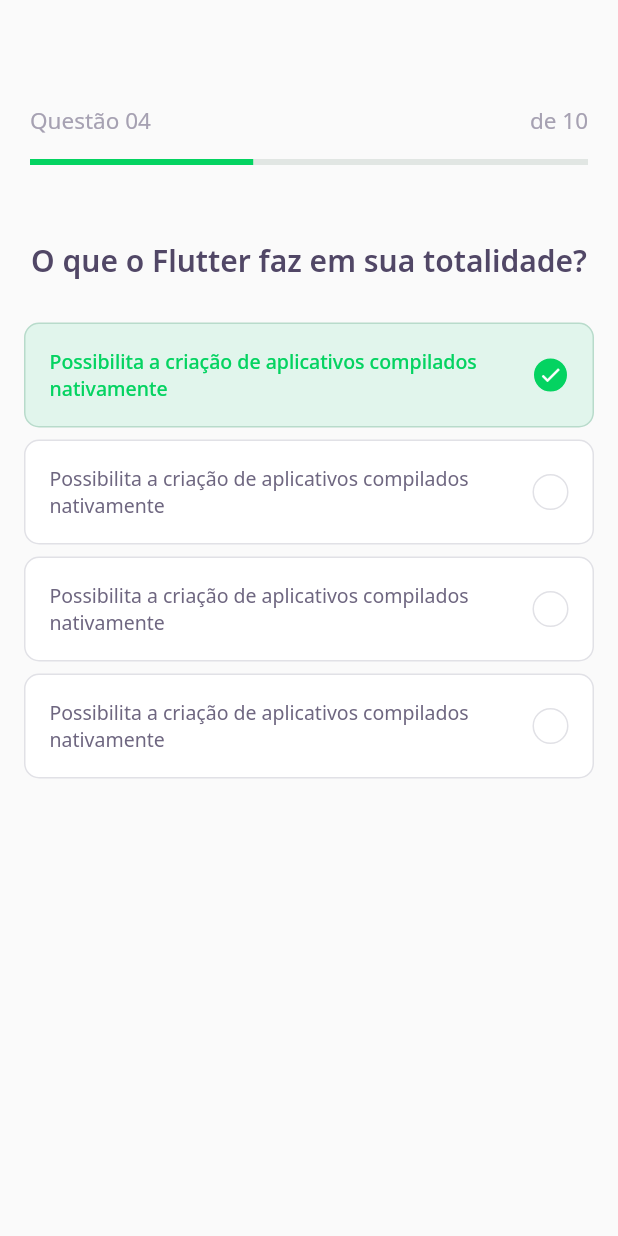
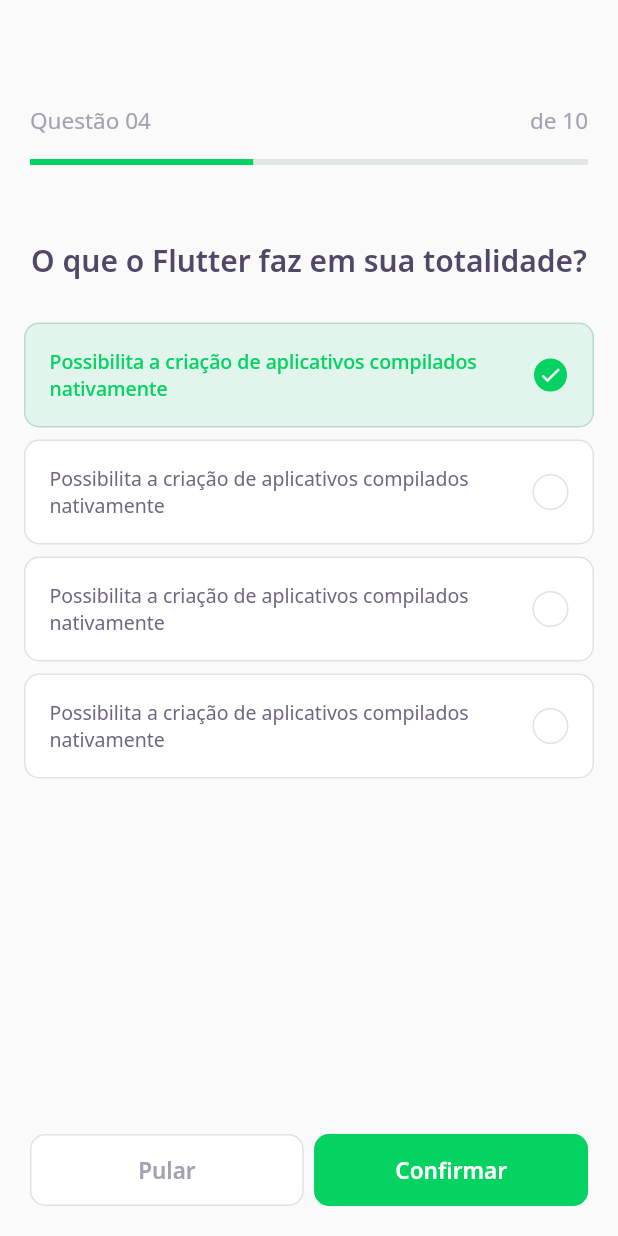
Before and after one commit to gustavoconchal/nlw5-dev-quiz, a Flutter app: the ChallengePage screen opened directly, on a phone screen of 412 x 824 dp. Run offline on Flutter 3.47's test engine with Material 2 defaults, Android fonts, the phone set to English and light mode, and no system bars; our stand-ins replace google_fonts; accounts and stored records are empty.

Commit message:
Adicionnado na página ChallengePage os botões 'Pular e 'Confirmar'. Adicionadas ações onTap na página SplashPage e nos quiz cards existentes na HomePage.

```diff
--- a/lib/challenge/challenge_page.dart
+++ b/lib/challenge/challenge_page.dart
@@ -1,3 +1,4 @@
+import 'package:dev_quiz/challenge/widgets/next_button/next_button_widget.dart';
 import 'package:dev_quiz/challenge/widgets/question_indicator_widget/question_indicator_widget.dart';
 import 'package:dev_quiz/challenge/widgets/quiz/quiz_widget.dart';
 import 'package:flutter/material.dart';
@@ -18,6 +19,27 @@ class _ChallengePageState extends State<ChallengePage> {
         child: SafeArea(top: true, child: QuestionIndicatorWidget()),
       ),
       body: QuizWidget(title: "O que o Flutter faz em sua totalidade?"),
+      bottomNavigationBar: SafeArea(
+        child: Padding(
+          padding: const EdgeInsets.only(left: 20, bottom: 20, right: 20),
+          child: Row(
+            mainAxisAlignment: MainAxisAlignment.spaceEvenly,
+            children: [
+              Expanded(
+                child: NextButtonWidget(
+                  confirm: false,
+                ),
+              ),
+              SizedBox(width: 7),
+              Expanded(
+                child: NextButtonWidget(
+                  confirm: true,
+                ),
+              ),
+            ],
+          ),
+        ),
+      ),
     );
   }
 }
--- /dev/null
+++ b/lib/challenge/widgets/next_button/next_button_widget.dart
@@ -0,0 +1,30 @@
+import 'package:dev_quiz/core/app_button_styles.dart';
+import 'package:dev_quiz/core/app_text_styles.dart';
+import 'package:flutter/material.dart';
+
+class NextButtonWidget extends StatelessWidget {
+  final bool confirm;
+
+  const NextButtonWidget({
+    Key? key,
+    required this.confirm,
+  }) : super(key: key);
+
+  @override
+  Widget build(BuildContext context) {
+    return Container(
+      height: 48,
+      child: TextButton(
+        style: confirm
+            ? AppButtonStyles.buttonConfirm
+            : AppButtonStyles.buttonSkip,
+        onPressed: () {},
+        child: Text(
+          confirm ? "Confirmar" : "Pular",
+          style:
+              confirm ? AppTextStyles.buttonConfirm : AppTextStyles.buttonSkip,
+        ),
+      ),
+    );
+  }
+}
--- /dev/null
+++ b/lib/core/app_button_styles.dart
@@ -0,0 +1,17 @@
+import 'package:flutter/material.dart';
+
+import 'app_colors.dart';
+
+class AppButtonStyles {
+  static final ButtonStyle buttonConfirm = ButtonStyle(
+      backgroundColor: MaterialStateProperty.all(AppColors.darkGreen),
+      shape: MaterialStateProperty.all(
+          RoundedRectangleBorder(borderRadius: BorderRadius.circular(10))),
+      side: MaterialStateProperty.all(BorderSide(color: AppColors.darkGreen)));
+
+  static final ButtonStyle buttonSkip = ButtonStyle(
+      backgroundColor: MaterialStateProperty.all(AppColors.white),
+      shape: MaterialStateProperty.all(
+          RoundedRectangleBorder(borderRadius: BorderRadius.circular(10))),
+      side: MaterialStateProperty.all(BorderSide(color: AppColors.border)));
+}
--- a/lib/core/app_text_styles.dart
+++ b/lib/core/app_text_styles.dart
@@ -91,9 +91,28 @@ class AppTextStyles {
     fontSize: 20,
     fontWeight: FontWeight.normal,
   );
+
+  static final TextStyle bodyWhite15 = GoogleFonts.notoSans(
+    color: AppColors.white,
+    fontSize: 15,
+    fontWeight: FontWeight.normal,
+  );
+
   static final TextStyle body11 = GoogleFonts.notoSans(
     color: AppColors.grey,
     fontSize: 11,
     fontWeight: FontWeight.normal,
   );
+
+  static final TextStyle buttonConfirm = GoogleFonts.notoSans(
+    color: AppColors.white,
+    fontSize: 15,
+    fontWeight: FontWeight.w600,
+  );
+
+  static final TextStyle buttonSkip = GoogleFonts.notoSans(
+    color: AppColors.lightGrey,
+    fontSize: 15,
+    fontWeight: FontWeight.w600,
+  );
 }
--- a/lib/core/app_widget.dart
+++ b/lib/core/app_widget.dart
@@ -1,5 +1,3 @@
-import 'package:dev_quiz/challenge/challenge_page.dart';
-import 'package:dev_quiz/home/home_page.dart';
 import 'package:dev_quiz/splash/splash_page.dart';
 import 'package:flutter/material.dart';
 
@@ -8,9 +6,7 @@ class AppWidget extends StatelessWidget {
   Widget build(BuildContext context) {
     return MaterialApp(
       title: "DevQuiz",
-      //home: SplashPage(),
-      home: HomePage(),
-      //home: ChallengePage(),
+      home: SplashPage(),
     );
   }
 }
--- a/lib/home/home_page.dart
+++ b/lib/home/home_page.dart
@@ -1,9 +1,9 @@
 import 'package:dev_quiz/core/app_colors.dart';
 import 'package:dev_quiz/home/home_controller.dart';
-import 'package:dev_quiz/home/home_state.dart';
 import 'package:dev_quiz/home/widgets/app_bar/app_bar_widget.dart';
 import 'package:dev_quiz/home/widgets/level_button_row/level_button_row_widget.dart';
 import 'package:dev_quiz/home/widgets/quiz_card_grid_view/quiz_card_grid_view_widget.dart';
+import 'package:dev_quiz/shared/enum_state.dart';
 import 'package:flutter/material.dart';
 
 class HomePage extends StatefulWidget {
@@ -28,7 +28,7 @@ class _HomePageState extends State<HomePage> {
 
   @override
   Widget build(BuildContext context) {
-    if (controller.state == HomeState.success) {
+    if (controller.state == EnumState.success) {
       return Scaffold(
         appBar: AppBarWidget(user: controller.user!),
         body: Padding(
--- a/lib/home/home_state.dart
+++ /dev/null
@@ -1 +0,0 @@
-enum HomeState { success, loading, error, empty }
--- /dev/null
+++ b/lib/shared/enum_state.dart
@@ -0,0 +1 @@
+enum EnumState { success, loading, error, empty }
```
Also changed, not shown: lib/home/home_controller.dart (+8 -8 lines), lib/home/widgets/quiz_card/quiz_card_widget.dart (+7 -3 lines), lib/home/widgets/quiz_card_grid_view/quiz_card_grid_view_widget.dart (+7 -0 lines), lib/splash/splash_page.dart (+13 -6 lines).
